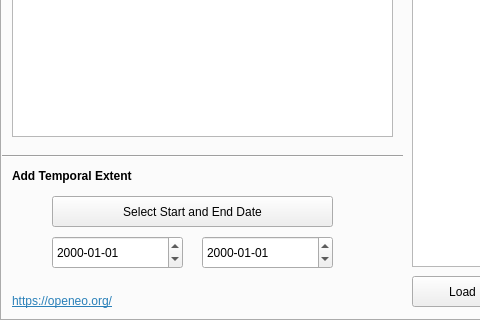
Above: openeo_connector_dialog_base.ui from Open-EO/openeo-qgis-plugin before the change; both pictures show x 0 to 480 and y 630 to 950 of the 850 by 950 pixel window. Below: the same form after it.
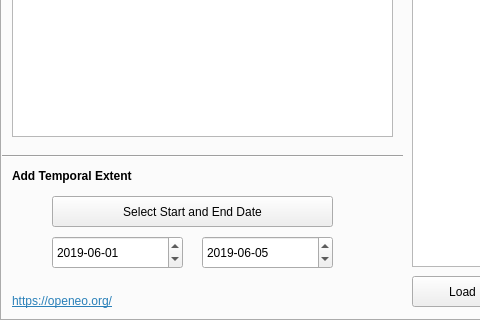
That is the form after the change. Icons and pictures are not drawn.

Commit message: Date Issue is now perfect

Patch:
```diff
--- a/openeo_connector_dialog_base.ui
+++ b/openeo_connector_dialog_base.ui
@@ -521,6 +521,16 @@
        <height>33</height>
       </rect>
      </property>
+     <property name="readOnly">
+      <bool>false</bool>
+     </property>
+     <property name="date">
+      <date>
+       <year>2019</year>
+       <month>6</month>
+       <day>1</day>
+      </date>
+     </property>
      <property name="displayFormat">
       <string>yyyy-MM-dd</string>
      </property>
@@ -534,6 +544,13 @@
        <height>33</height>
       </rect>
      </property>
+     <property name="date">
+      <date>
+       <year>2019</year>
+       <month>6</month>
+       <day>5</day>
+      </date>
+     </property>
      <property name="displayFormat">
       <string>yyyy-MM-dd</string>
      </property>
```
The commit also changes 1 other file.
